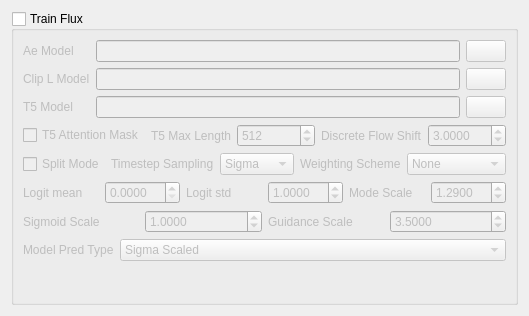
Above: ui_files/FluxUI.ui from derrian-distro/LoRA_Easy_Training_Scripts before the change. Below: the same form after it.
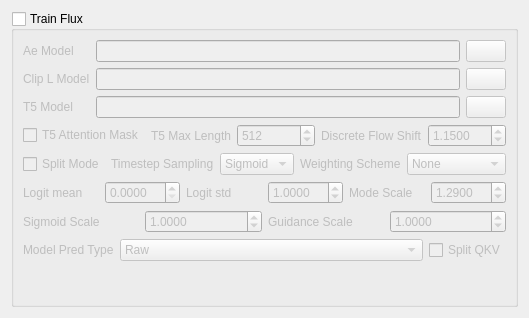
That is the form after the change. Custom widgets are drawn as their Qt base class.

Commit message: updated sd-scripts, added new arg split_qkv

Patch:
```diff
--- a/ui_files/FluxUI.ui
+++ b/ui_files/FluxUI.ui
@@ -6,8 +6,8 @@
    <rect>
     <x>0</x>
     <y>0</y>
-    <width>507</width>
-    <height>316</height>
+    <width>523</width>
+    <height>318</height>
    </rect>
   </property>
   <property name="windowTitle">
@@ -28,6 +28,13 @@
      <layout class="QGridLayout" name="gridLayout_2">
       <item row="0" column="0">
        <layout class="QFormLayout" name="formLayout_3">
+        <item row="0" column="0">
+         <widget class="QLabel" name="label">
+          <property name="text">
+           <string>Ae Model</string>
+          </property>
+         </widget>
+        </item>
         <item row="0" column="1">
          <layout class="QHBoxLayout" name="horizontalLayout">
           <item>
@@ -150,7 +157,7 @@
              <double>0.010000000000000</double>
             </property>
             <property name="value">
-             <double>3.000000000000000</double>
+             <double>1.150000000000000</double>
             </property>
            </widget>
           </item>
@@ -180,6 +187,11 @@
           </item>
           <item>
            <widget class="ComboBox" name="timestep_sampling_selector">
+            <item>
+             <property name="text">
+              <string>Sigmoid</string>
+             </property>
+            </item>
             <item>
              <property name="text">
               <string>Sigma</string>
@@ -190,11 +202,6 @@
               <string>Uniform</string>
              </property>
             </item>
-            <item>
-             <property name="text">
-              <string>Sigmoid</string>
-             </property>
-            </item>
            </widget>
           </item>
           <item>
@@ -334,7 +341,7 @@
              <double>0.100000000000000</double>
             </property>
             <property name="value">
-             <double>3.500000000000000</double>
+             <double>1.000000000000000</double>
             </property>
            </widget>
           </item>
@@ -350,6 +357,8 @@
            </widget>
           </item>
           <item row="0" column="1">
+           <layout class="QHBoxLayout" name="horizontalLayout_6">
+            <item>
            <widget class="ComboBox" name="model_prediction_type_selector">
             <property name="sizePolicy">
              <sizepolicy hsizetype="Preferred" vsizetype="Fixed">
@@ -357,16 +366,16 @@
               <verstretch>0</verstretch>
              </sizepolicy>
             </property>
-            <item>
-             <property name="text">
-              <string>Sigma Scaled</string>
-             </property>
-            </item>
             <item>
              <property name="text">
               <string>Raw</string>
              </property>
             </item>
+              <item>
+               <property name="text">
+                <string>Sigma Scaled</string>
+               </property>
+              </item>
             <item>
              <property name="text">
               <string>Additive</string>
@@ -374,14 +383,22 @@
             </item>
            </widget>
           </item>
-         </layout>
-        </item>
-        <item row="0" column="0">
-         <widget class="QLabel" name="label">
+            <item>
+             <widget class="QCheckBox" name="split_qkv_enable">
+              <property name="sizePolicy">
+               <sizepolicy hsizetype="Maximum" vsizetype="Fixed">
+                <horstretch>0</horstretch>
+                <verstretch>0</verstretch>
+               </sizepolicy>
+              </property>
           <property name="text">
-           <string>Ae Model</string>
-          </property>
-         </widget>
+               <string>Split QKV</string>
+              </property>
+             </widget>
+            </item>
+           </layout>
+          </item>
+         </layout>
         </item>
        </layout>
       </item>
```
Lines whose indentation alone changed are shown as unchanged. The commit also changes 3 other files.
